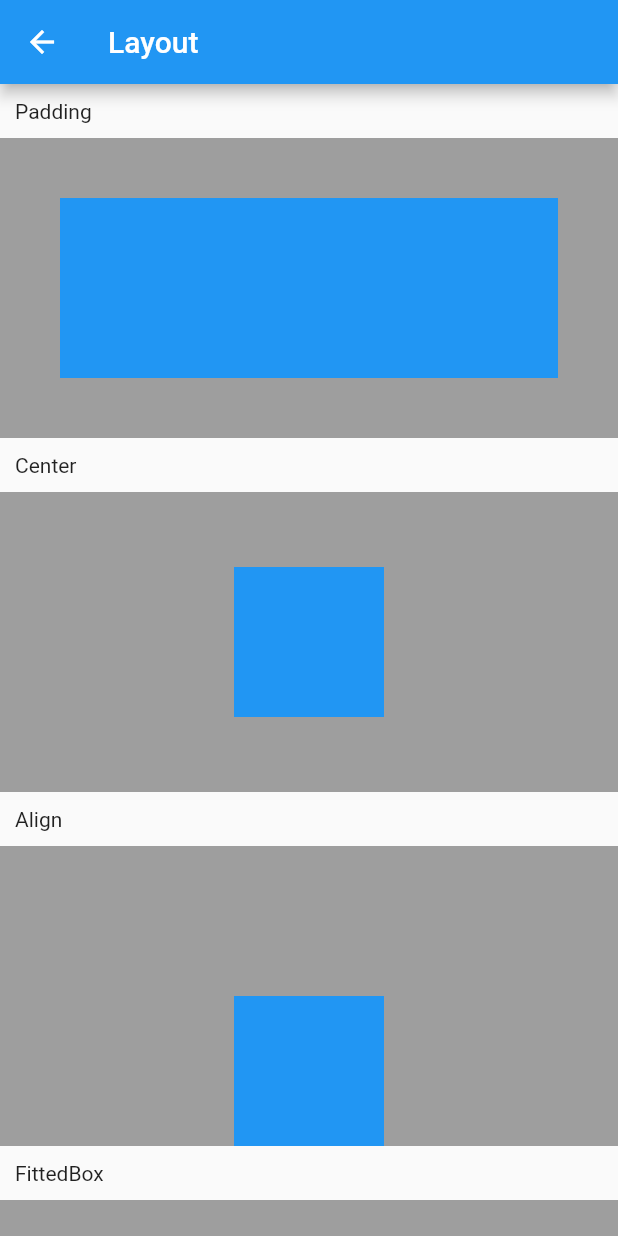
After one commit to NightsSky/FlutterWidget, a Flutter app: the LayoutPage screen opened by its route, on a phone screen of 412 x 824 dp. The commit adds this screen. Run offline on Flutter 3.47's test engine with Material 2 defaults, Android fonts, the phone set to English and light mode, and no system bars; generated files the repository leaves out were written again.

Commit message:
add layout

```diff
--- a/lib/pages/MainListPage.dart
+++ b/lib/pages/MainListPage.dart
@@ -41,8 +41,8 @@ class MainListPageState extends State<MainListPage> {
                     CardItem('Material Components', '一些比较常用的material风格的控件'),
                     CardItem(
                         'Cupertino (iOS-style widgets)', '漂亮且高保真的IOS风格小部件？.'),
-                    CardItem('Basics',
-                        'Widgets you absolutely need to know before building your first Flutter app.'),
+                    CardItem('Layout',
+                        'Arrange other widgets columns, rows, grids, and many other layouts.'),
                     CardItem('Basics',
                         'Widgets you absolutely need to know before building your first Flutter app.'),
                     CardItem('Basics',
--- a/lib/pages/Routes.dart
+++ b/lib/pages/Routes.dart
@@ -2,9 +2,11 @@
 
 import 'package:flutter/cupertino.dart';
 import 'package:flutter_widget/pages/BasicsPage.dart';
+import 'package:flutter_widget/pages/LayoutListPage.dart';
 import 'package:flutter_widget/pages/MaterialListPage.dart';
 import 'package:flutter_widget/ui/ContainerPage.dart';
 import 'package:flutter_widget/ui/ImagePage.dart';
+import 'package:flutter_widget/ui/Layoutpage.dart';
 import 'package:flutter_widget/ui/RowAndColumnPage.dart';
 import 'package:flutter_widget/ui/ScaffoldPage.dart';
 
@@ -14,17 +16,19 @@ class Routes{
    Map<String, WidgetBuilder> routes = {
     'Basics': (BuildContext context) => new BasicsPage(),
     'Material Components': (BuildContext context) => new MaterialListPage(),
-
+    'Layout': (BuildContext context) => new LayoutListPage(),
     //Basics
     'Container': (BuildContext context) => new ContainerPage(),
-    'Row': (BuildContext context) => new RowAndColumnPage(),
-    'Column': (BuildContext context) => new RowAndColumnPage(),
+    'RowColumn': (BuildContext context) => new RowAndColumnPage(),
     'Image': (BuildContext context) => new ImagePage(),
 
     //Material
     'Scaffold': (BuildContext context) => new ScaffoldPage(),
-    'Appbar': (BuildContext context) => new ScaffoldPage(),
-    'BottomNavigationBar': (BuildContext context) => new ScaffoldPage(),
+
+
+    //Layout
+    'single_child_layouts': (BuildContext context) => new LayoutPage(),
+
   };
    Map<String, WidgetBuilder> initRoutes() => routes;
 }
--- /dev/null
+++ b/lib/ui/Layoutpage.dart
@@ -0,0 +1,114 @@
+import 'package:flutter/cupertino.dart';
+import 'package:flutter/material.dart';
+
+/**
+ * ///参考资料
+ *
+ * https://docs.flutter.io/flutter/painting/ImageProvider-class.html
+ *
+ */
+class LayoutPage extends StatelessWidget {
+  @override
+  Widget build(BuildContext context) {
+    return Scaffold(
+        appBar: AppBar(
+          title: Text('Layout'),
+        ),
+
+        body: ListView(
+          children: <Widget>[
+
+            Padding(
+              padding: const EdgeInsets.all(10.0),
+              child: Text('Padding'),
+            ),
+
+            Container(
+              height: 200.0,
+              color: Colors.grey,
+                //Padding  这个没啥好说的 就一个属性
+              child: new Padding(
+                padding: new EdgeInsets.all(40.0),
+                child: Container(color: Colors.blue,),
+              )
+            ),
+
+            Padding(
+              padding: const EdgeInsets.all(10.0),
+              child: Text('Center'),
+            ),
+            Container(
+//                height: 100.0,
+                color: Colors.grey,
+                //Center  这个没啥好说的 就一个属性
+                child: Center(
+                  heightFactor: 2.0,//如果父布局宽高没有设置约束，那么此控件的宽=子View的width乘以heightFactor的值
+                  widthFactor: 1.0,//同上
+                  child: Container(
+                    width: 100.0,
+                    height: 100.0,
+                    color: Colors.blue,
+                  ),
+                )
+            ),
+
+            Padding(
+              padding: const EdgeInsets.all(10.0),
+              child: Text('Align'),
+            ),
+            Container(
+//              height: 200.0,
+              color: Colors.grey,
+              //Align
+              child: Align(
+                alignment: Alignment.bottomCenter,//子View的放置位置
+                heightFactor: 2.0,//如果为非null且父布局宽高没有收到约束，则将其高度设置为子高度乘以此系数。
+                widthFactor: 2.0,//如果为非null且父布局宽高没有收到约束，则将其宽度设置为子宽度乘以此系数。
+                child: Container(
+                  width: 100.0,
+                  height: 100.0,
+                  color: Colors.blue,
+                ),
+              ),
+            ),
+            Padding(
+              padding: const EdgeInsets.all(10.0),
+              child: Text('FittedBox'),
+            ),
+            Container(
+              height: 200.0,
+              color: Colors.grey,
+              //FittedBox
+              child: FittedBox(
+                alignment: Alignment(1.0, 1.0),//子View的放置位置(-1.0, -1.0)top-left  (0.0, 0.0)居中(1.0, 1.0)right-bottom
+                fit: BoxFit.none,//子View充满策略
+                child: Container(
+                  width: 100.0,
+                  height: 100.0,
+                  color: Colors.blue,
+                ),
+              ),
+            ),
+            Padding(
+              padding: const EdgeInsets.all(10.0),
+              child: Text('AspectRatio'),
+            ),
+            Container(
+              height: 300.0,
+              color: Colors.grey,
+              //AspectRatio
+              child:Container(
+                width: 200.0,
+                child: AspectRatio(
+                  aspectRatio: 16.0/9.0,
+                  child: Image.asset('images/image1.jpg',width: 200.0,),
+                ),
+              ),
+            ),
+          ],
+        )
+    );
+  }
+
+
+}
--- a/lib/widget/CommonItem.dart
+++ b/lib/widget/CommonItem.dart
@@ -40,7 +40,7 @@ class CommonItem extends StatelessWidget{
             ],
           ),
           onTap: (){
-            Navigator.of(context).pushNamed(item.name);
+            Navigator.of(context).pushNamed(item.route);
           },
         )
     );
--- a/pubspec.yaml
+++ b/pubspec.yaml
@@ -34,4 +34,5 @@ flutter:
   assets:
     - assets/Basics.json
     - assets/materialDesign.json
+    - assets/Layout.json
     - images/image1.jpg
```
Also changed, not shown: assets/Basics.json (+8 -4 lines), assets/Layout.json (+37 -39 lines), assets/materialDesign.json (+17 -8 lines), lib/entity/BasicItem.dart (+5 -2 lines), lib/entity/LayoutItem.dart (+9 -11 lines), lib/pages/LayoutListPage.dart (added, +76 -0 lines), lib/ui/ScaffoldPage.dart (+19 -1 lines), lib/entity/LayoutItem.g.dart (added).
